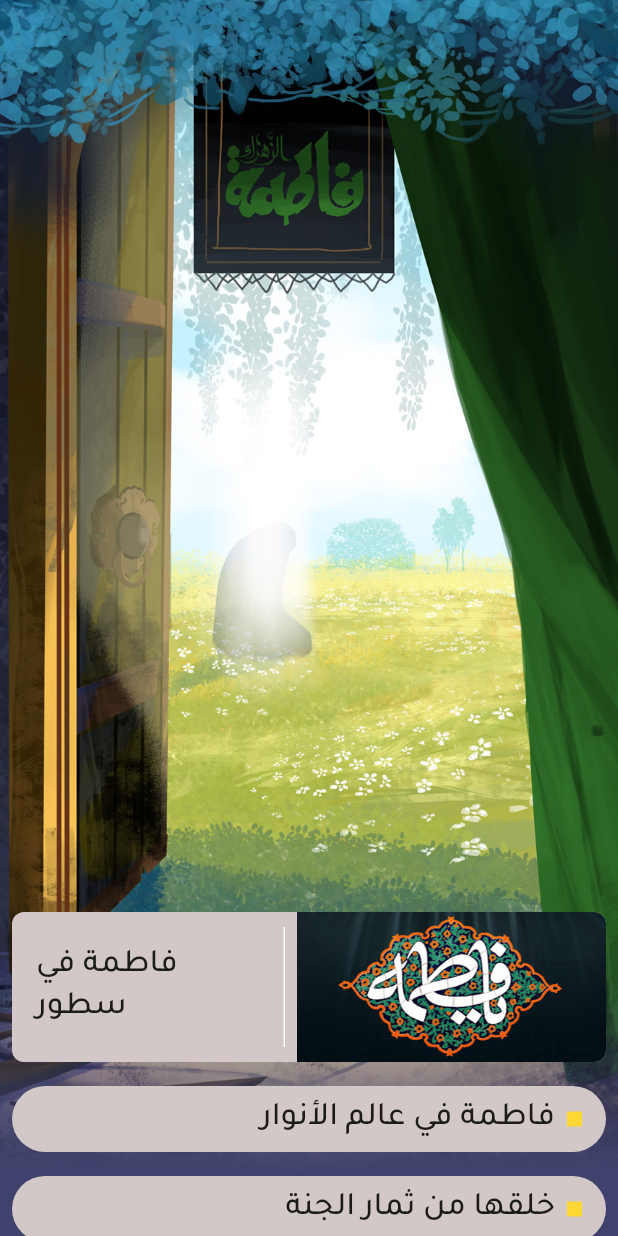
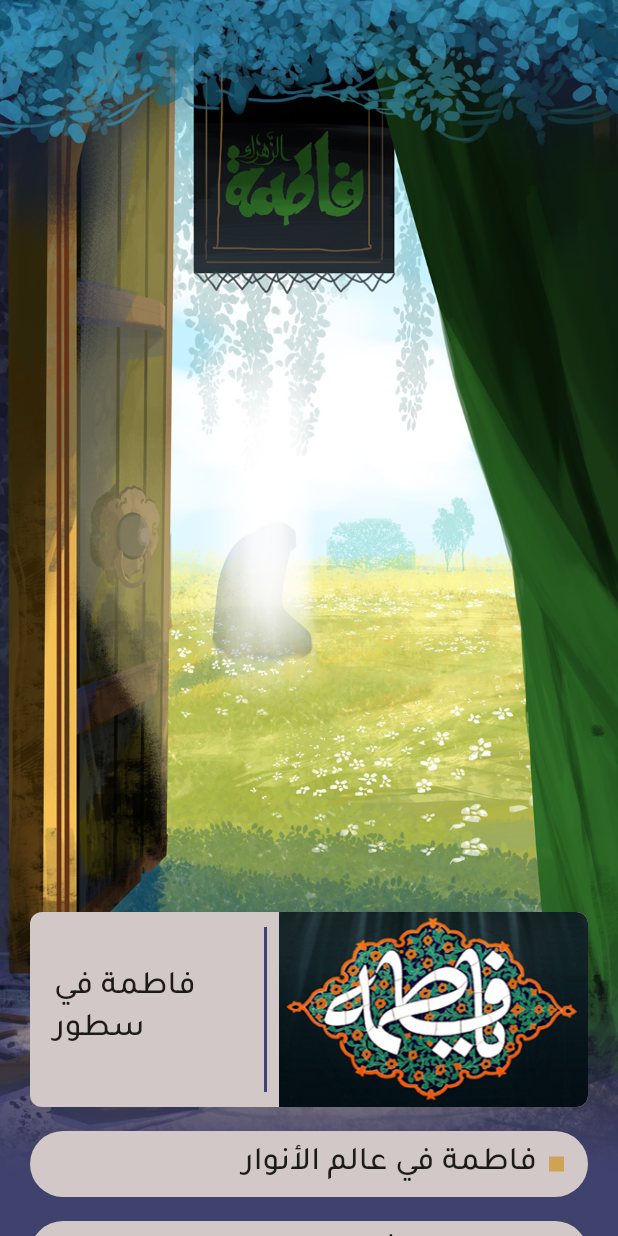
Before and after one commit to alijohar/z_project, a Flutter app: the screen it shows after launch, on a phone screen of 412 x 824 dp. Run offline on Flutter 3.47's test engine with Material 3 defaults, Android fonts, the phone set to English and light mode, and no system bars; our stand-ins replace bloc, flutter_bloc, flutter_html, flutter_svg, freezed_annotation, scrollable_positioned_list and 2 more; missing offline and left inert: epub_parser; accounts and stored records are empty.

Commit message:
Ui improvement

```diff
--- a/lib/screen/home/home_screen.dart
+++ b/lib/screen/home/home_screen.dart
@@ -38,7 +38,7 @@ class _HomeScreenState extends State<HomeScreen> {
             decoration: const BoxDecoration(
               image: DecorationImage(
                 image: AssetImage("assets/image/main_light.jpg"),
-                fit: BoxFit.cover, // This will cover the whole area of the Scaffold body
+                fit: BoxFit.cover,
               ),
             ),
           ),
@@ -77,7 +77,7 @@ class _HomeScreenState extends State<HomeScreen> {
                       ),
                       loaded: (items) => SliverList(
                         delegate: SliverChildBuilderDelegate(
-                              (context, index) => NavigationHelper.buildItem(context, items[index]),
+                              (context, index) => Padding(padding: const EdgeInsets.only(right: 12, left: 12), child: NavigationHelper.buildItem(context, items[index])),
                           childCount: items.length,
                         ),
                       ),
--- a/lib/widget/multi_dark_card_widget.dart
+++ b/lib/widget/multi_dark_card_widget.dart
@@ -16,14 +16,14 @@ class MultiDarkCardWidget extends StatelessWidget {
   @override
   Widget build(BuildContext context) {
     return Container(
-      height: 100,
+      height: 130,
       alignment: Alignment.center,
       margin: const EdgeInsets.all(8),
       padding: const EdgeInsets.all(8),
       decoration: BoxDecoration(
-        borderRadius: BorderRadius.circular(26),
+        borderRadius: BorderRadius.circular(16),
         border: Border.all(color: Colors.yellow[600]!),
-        image: DecorationImage(
+        image: const DecorationImage(
           image: AssetImage("assets/image/singledark.jpg"),
           fit: BoxFit.cover,
         ),
--- a/lib/widget/simple_list_card_widget.dart
+++ b/lib/widget/simple_list_card_widget.dart
@@ -41,7 +41,7 @@ class SimpleListCardWidget extends StatelessWidget {
                 margin: const EdgeInsets.all(8),
                 width: 10,
                 height: 10,
-                color: Colors.yellow[600],
+                color: const Color(0xFFCFA355),
               ),
             ],
           ),
--- a/lib/widget/single_dark_card_widget.dart
+++ b/lib/widget/single_dark_card_widget.dart
@@ -21,7 +21,7 @@ class SingleDarkCardWidget extends StatelessWidget {
       margin: const EdgeInsets.all(8),
       padding: const EdgeInsets.all(8),
       decoration: BoxDecoration(
-        borderRadius: BorderRadius.circular(26),
+        borderRadius: BorderRadius.circular(16),
         border: Border.all(color: Colors.yellow[600]!),
         image: DecorationImage(
           image: AssetImage("assets/image/singledark.jpg"),
--- a/lib/widget/small_image_card_widget.dart
+++ b/lib/widget/small_image_card_widget.dart
@@ -31,14 +31,14 @@ class SmallImageCardWidget extends StatelessWidget {
                   .titleLarge),
             ),
             Container(
-              width: 1,
-              height: 80,
+              width: 2,
+              height: 110,
               margin: EdgeInsets.all(8.0),
-              color: Theme.of(context).colorScheme.background,
+              color: Theme.of(context).colorScheme.primary,
             ),
             Container(
               width: MediaQuery.of(context).size.width/2,
-              height: 100,
+              height: 130,
               decoration: BoxDecoration(
                 borderRadius: BorderRadius.only(
                   topRight: Radius.circular(8),  // Top right corner
--- a/lib/widget/square_list_card_widget.dart
+++ b/lib/widget/square_list_card_widget.dart
@@ -12,7 +12,7 @@ class SquareListCardWidget extends StatelessWidget {
   @override
   Widget build(BuildContext context) {
     return Container(
-      height: 130, // Fixed height for the container
+      height: 150, // Fixed height for the container
       margin: const EdgeInsets.all(8),
       padding: const EdgeInsets.all(8),
       child: ListView.builder(
@@ -51,7 +51,7 @@ class SquareListCardWidget extends StatelessWidget {
                     margin: const EdgeInsets.all(8),
                     width: 10,
                     height: 10,
-                    color: Colors.yellow[600],
+                    color: Color(0xFFCFA355),
                   ),
                 ],
               ),
--- a/lib/widget/three_items_card_widget.dart
+++ b/lib/widget/three_items_card_widget.dart
@@ -46,7 +46,7 @@ class ThreeItemsCardWidget extends StatelessWidget {
                   margin: const EdgeInsets.all(8),
                   width: 10,
                   height: 10,
-                  color: Colors.yellow[600],
+                  color: Color(0xFFCFA355),
                 ),
               ],
             ),
```
Also changed, not shown: lib/screen/epub_viewer/epub_viewer_screen.dart (+12 -6 lines), lib/screen/epub_viewer/widgets/style_sheet.dart (+50 -45 lines), lib/screen/toc/toc_screen.dart (+41 -9 lines), assets/icon/font.svg (added), assets/icon/list.svg (added).
